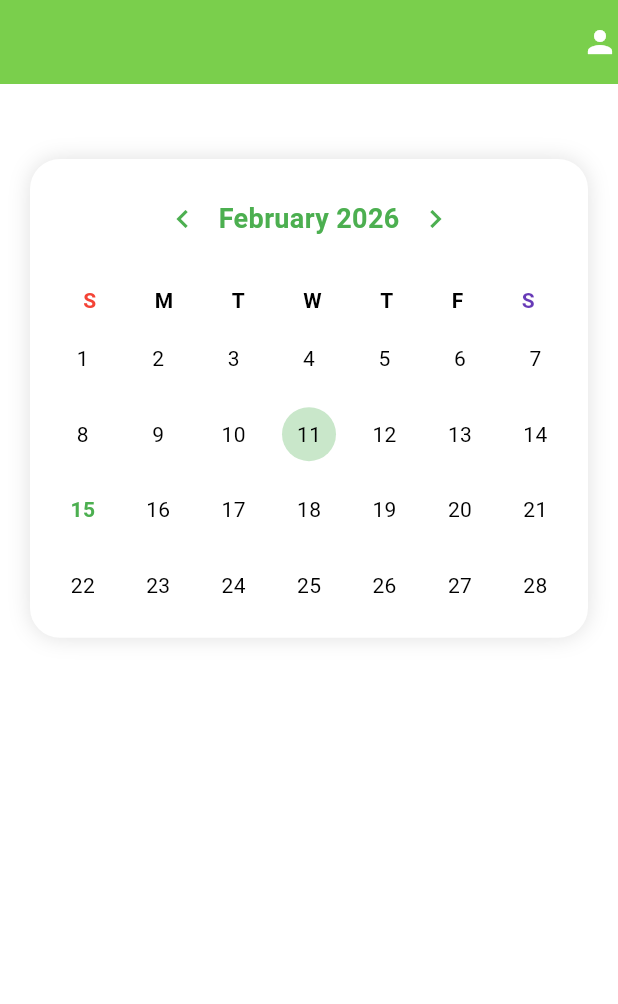
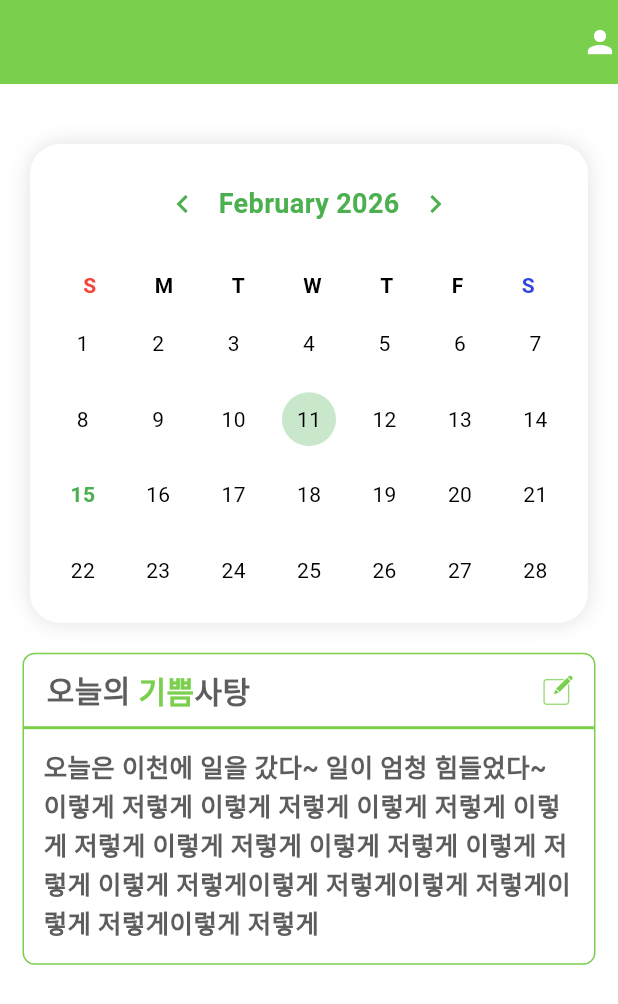
Before and after one commit to dahyeon-da/Canday, a Flutter app: the screen it shows after launch, on a phone screen of 412 x 824 dp. Shown: the top 1004 px of the screen. Run offline on Flutter 3.47's test engine with Material 3 defaults, Android fonts, the phone set to English and light mode, and no system bars; our stand-ins replace get, get_storage; Roboto replaces fonts that are missing (handWritten2, normalFont1).

Commit message:
✨feat: 다이어리 메인 일기 표시 생성

```diff
--- a/canday_frontend/lib/src/screen/auth/intro.dart
+++ b/canday_frontend/lib/src/screen/auth/intro.dart
@@ -54,8 +54,8 @@ class _IntroState extends State<Intro> {
               itemBuilder: (context, index) {
                 return Container(
                   width: double.infinity,
-                  height: 500,
-                  margin: EdgeInsets.only(bottom: 10),
+                  height: 350,
+                  // margin: EdgeInsets.only(bottom: 10),
                   child: Image.asset(
                     'assets/introImage' + itemList[index] + '.jpg',
                     fit: BoxFit.cover,
@@ -78,7 +78,7 @@ class _IntroState extends State<Intro> {
                   ),
                 ],
               ),
-              Container(height: 3),
+              // Container(height: 3),
               Row(
                 children: [
                   Container(width: 10),
--- a/canday_frontend/lib/src/screen/diary/diaryMain.dart
+++ b/canday_frontend/lib/src/screen/diary/diaryMain.dart
@@ -33,13 +33,17 @@ class _DiarymainState extends State<Diarymain> {
         ],
       ),
       backgroundColor: const Color.fromARGB(255, 255, 255, 255),
-      body: Container(
-        margin: const EdgeInsets.fromLTRB(20, 50, 20, 20),
+      body: ListView(
+        children: [
+          Container(
+            margin: const EdgeInsets.fromLTRB(20, 40, 20, 20),
             padding: const EdgeInsets.all(16),
             decoration: BoxDecoration(
               color: Colors.white,
               borderRadius: BorderRadius.circular(20),
-          boxShadow: const [BoxShadow(color: Colors.black12, blurRadius: 12)],
+              boxShadow: const [
+                BoxShadow(color: Colors.black12, blurRadius: 12)
+              ],
             ),
             child: Column(
               mainAxisSize: MainAxisSize.min,
@@ -51,6 +55,9 @@ class _DiarymainState extends State<Diarymain> {
                 _buildCalendar(),
               ],
             ),
+          ),
+          _todayDiary(),
+        ],
       ),
     );
   }
@@ -75,6 +82,7 @@ class _DiarymainState extends State<Diarymain> {
             fontSize: 18,
             fontWeight: FontWeight.w600,
             color: Colors.green,
+              fontFamily: 'normalFont1'
           ),
         ),
         IconButton(
@@ -99,11 +107,14 @@ class _DiarymainState extends State<Diarymain> {
       children: List.generate(days.length, (index) {
         Color color = Colors.black;
         if (index == 0) color = Colors.red;
-        if (index == 6) color = Colors.deepPurple;
+        if (index == 6) color = const Color.fromARGB(255, 49, 69, 219);
 
         return Text(
           days[index],
-          style: TextStyle(fontWeight: FontWeight.bold, color: color),
+          style: TextStyle(
+              fontWeight: FontWeight.bold,
+              color: color,
+              fontFamily: 'normalFont1'),
         );
       }),
     );
@@ -187,6 +198,7 @@ class _DiarymainState extends State<Diarymain> {
             style: TextStyle(
               fontWeight: isToday ? FontWeight.bold : FontWeight.normal,
               color: isToday ? Colors.green : Colors.black,
+              fontFamily: 'normalFont1',
             ),
           ),
         ],
@@ -198,4 +210,74 @@ class _DiarymainState extends State<Diarymain> {
     if (a == null || b == null) return false;
     return a.year == b.year && a.month == b.month && a.day == b.day;
   }
+
+  Widget _todayDiary() {
+    return Container(
+      decoration: BoxDecoration(
+        borderRadius: BorderRadius.circular(8),
+        border: Border.all(
+          color: Color.fromRGBO(122, 207, 76, 1),
+        ),
+      ),
+      margin: EdgeInsets.fromLTRB(15, 0, 15, 0),
+      child: Column(
+        children: [
+          Container(
+            margin: EdgeInsets.fromLTRB(15, 0, 0, 0),
+            child: Row(
+              mainAxisAlignment: MainAxisAlignment.spaceBetween,
+              children: [
+                Row(
+                  children: [
+                    Text("오늘의 ",
+                        style: TextStyle(
+                            color: Color.fromRGBO(93, 93, 93, 1),
+                            fontSize: 20,
+                            fontFamily: 'handWritten2',
+                            fontWeight: FontWeight.bold)),
+                    Text(
+                      "기쁨",
+                      style: TextStyle(
+                          color: Color.fromRGBO(122, 207, 76, 1),
+                          fontSize: 20,
+                          fontFamily: 'handWritten2',
+                          fontWeight: FontWeight.bold),
+                    ),
+                    Text(
+                      "사탕",
+                      style: TextStyle(
+                          color: Color.fromRGBO(93, 93, 93, 1),
+                          fontSize: 20,
+                          fontFamily: 'handWritten2',
+                          fontWeight: FontWeight.bold),
+                    )
+                  ],
+                ),
+                IconButton(
+                  onPressed: () {},
+                  icon: Image.asset('assets/edit-tools.png',
+                      width: 22, height: 22),
+                ),
+              ],
+            ),
+          ),
+          Container(
+            decoration: BoxDecoration(
+                border: Border.all(color: Color.fromRGBO(122, 207, 76, 1))),
+          ),
+          Container(
+            margin: EdgeInsets.all(13),
+            child: Text(
+              "오늘은 이천에 일을 갔다~ 일이 엄청 힘들었다~ 이렇게 저렇게 이렇게 저렇게 이렇게 저렇게 이렇게 저렇게 이렇게 저렇게 이렇게 저렇게 이렇게 저렇게 이렇게 저렇게이렇게 저렇게이렇게 저렇게이렇게 저렇게이렇게 저렇게",
+              style: TextStyle(
+                  color: Color.fromRGBO(93, 93, 93, 1),
+                  fontSize: 17,
+                  fontFamily: 'handWritten2',
+                  fontWeight: FontWeight.bold),
+            ),
+          )
+        ],
+      ),
+    );
   }
+}
--- a/canday_frontend/pubspec.yaml
+++ b/canday_frontend/pubspec.yaml
@@ -71,6 +71,7 @@ flutter:
     - assets/introImage5.jpg
     - assets/introImage6.jpg
     - assets/introImage7.jpg
+    - assets/edit-tools.png
 
   # An image asset can refer to one or more resolution-specific "variants", see
   # https://flutter.dev/to/resolution-aware-images
@@ -94,6 +95,9 @@ flutter:
     - family: handWritten2
       fonts:
         - asset: assets/fonts/handWritten2.ttf
+    - family: normalFont1
+      fonts:
+        - asset: assets/fonts/normalFont1.ttf
   #   - family: Trajan Pro
   #     fonts:
   #       - asset: fonts/TrajanPro.ttf
```
Also changed, not shown: canday_frontend/assets/edit-tools.png (added), 1 other file. Lines whose indentation alone changed are shown as unchanged.
